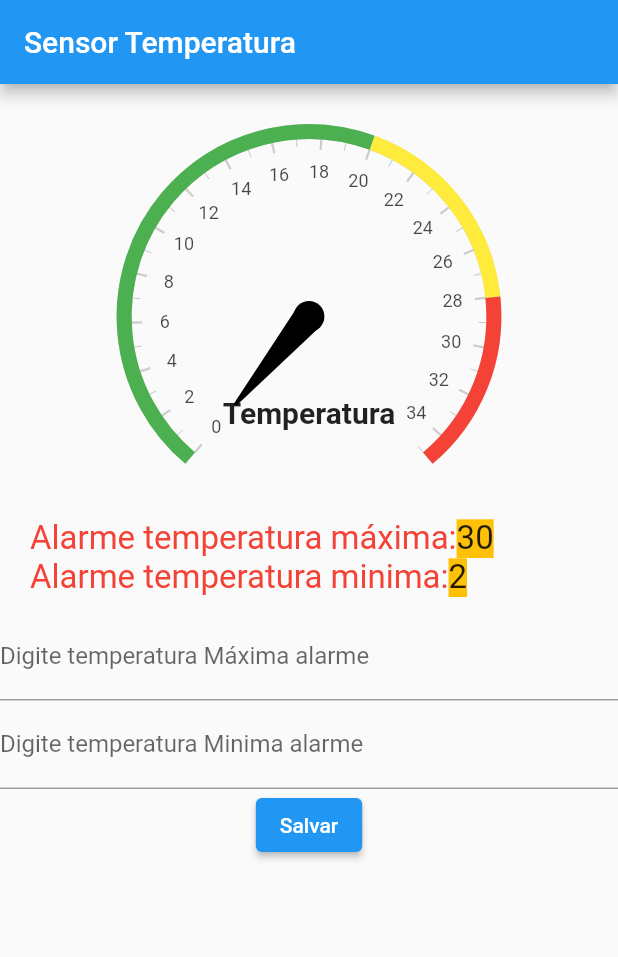
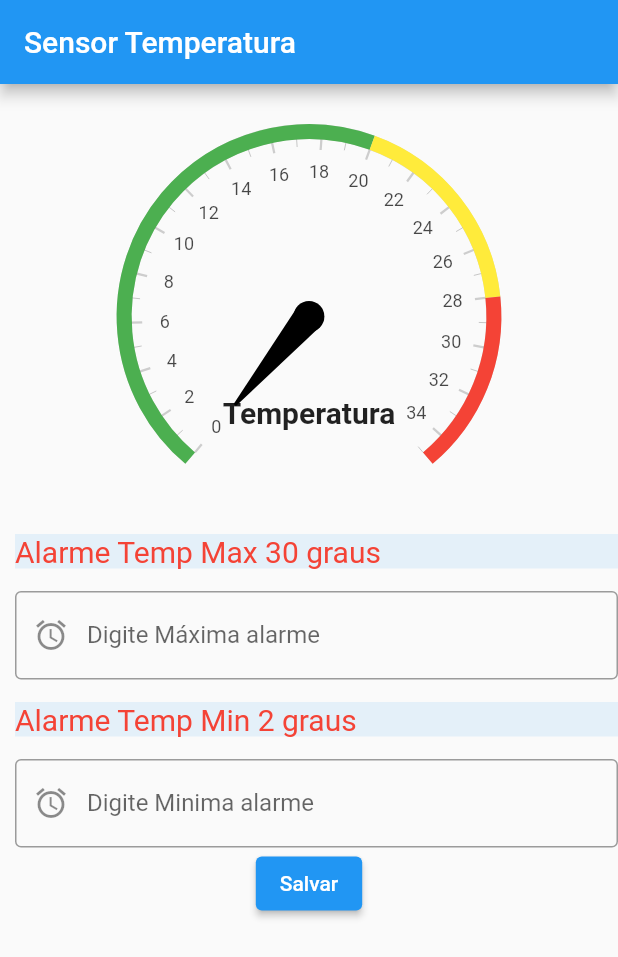
Before and after one commit to cyberbex/injecao_dependencias, a Flutter app: the screen it shows after launch, on a phone screen of 412 x 824 dp. Shown: the top 957 px of the screen. Run offline on Flutter 3.47's test engine with Material 2 defaults, Android fonts, the phone set to English and light mode, and no system bars; drawn by our look-alikes of syncfusion_flutter_gauges; our stand-ins replace get_it; network calls fail.

Commit message:
vai que vai

```diff
--- a/lib/pages/gauge_temp.dart
+++ b/lib/pages/gauge_temp.dart
@@ -17,6 +17,7 @@ class _GaugeTempState extends State<GaugeTemp> {
   late Timer _timer;
   TextEditingController tempMaxEditingController = TextEditingController();
   TextEditingController tempMinEditingController = TextEditingController();
+  final _form = GlobalKey<FormState>();
 
   @override
   void initState() {
@@ -137,46 +138,88 @@ class _GaugeTempState extends State<GaugeTemp> {
                 padding: EdgeInsets.only(top: 20),
               ),
               _tempGauge(sessionManager.rqHttp?.temperatura),
-              Row(
+              const Padding(padding: EdgeInsets.only(top: 10)),
+              Container(
+                margin: const EdgeInsets.only(left: 10),
+                child: Form(
+                    child: Column(
                   children: [
-                  const Padding(padding: EdgeInsets.all(10)),
-                  const Text(
-                    "Alarme temperatura máxima:",
-                    style: TextStyle(fontSize: 22, color: Colors.red),
+                    SizedBox(
+                      width: MediaQuery.of(context).size.width,
+                      child: Container(
+                        //alignment: Alignment.center,
+                        decoration:
+                            BoxDecoration(color: Colors.blue.withOpacity(0.1)),
+                        child: Text(
+                          'Alarme Temp Max ${sessionManager.crtAlarme?.tempMaxAlarme} graus',
+                          style:
+                              const TextStyle(fontSize: 20, color: Colors.red),
                         ),
-                  Text(
-                    '${sessionManager.crtAlarme!.tempMaxAlarme} ',
-                    style: const TextStyle(
-                        fontSize: 22, backgroundColor: Colors.amber),
                       ),
-                ],
                     ),
-              Row(
-                children: [
-                  const Padding(padding: EdgeInsets.all(10)),
-                  const Text(
-                    "Alarme temperatura minima:",
-                    style: TextStyle(fontSize: 22, color: Colors.red),
-                  ),
-                  Text(
-                    '${sessionManager.crtAlarme!.tempMinAlarme} ',
-                    style: const TextStyle(
-                        fontSize: 22, backgroundColor: Colors.amber),
-                  ),
-                ],
-              ),
-              const Padding(padding: EdgeInsets.only(top: 10)),
-              TextField(
+                    const Padding(padding: EdgeInsets.only(bottom: 15)),
+                    TextFormField(
+                      key: _form,
                       controller: tempMaxEditingController,
                       keyboardType: TextInputType.number,
                       decoration: const InputDecoration(
-                    labelText: "Digite temperatura Máxima alarme"),
+                        border: OutlineInputBorder(),
+                        labelText: "Digite Máxima alarme",
+                        prefixIcon: Icon(Icons.access_alarm),
+                        suffix: Text(
+                          'graus',
+                          style: TextStyle(fontSize: 14),
                         ),
-              TextField(
+                      ),
+                      validator: (value) {
+                        if (value!.isEmpty) {
+                          return 'Informe um valor de temperatura minima entre 0 e 40';
+                        } else if (double.parse(value) >= 0 &&
+                            double.parse(value) <= 40) {
+                          return 'valor fora de range!!';
+                        }
+                        return null;
+                      },
+                    ),
+                    const Padding(padding: EdgeInsets.only(bottom: 15)),
+                    SizedBox(
+                      width: MediaQuery.of(context).size.width,
+                      child: Container(
+                        //alignment: Alignment.center,
+                        decoration:
+                            BoxDecoration(color: Colors.blue.withOpacity(0.1)),
+                        child: Text(
+                          'Alarme Temp Min ${sessionManager.crtAlarme?.tempMinAlarme} graus',
+                          style:
+                              const TextStyle(fontSize: 20, color: Colors.red),
+                        ),
+                      ),
+                    ),
+                    const Padding(padding: EdgeInsets.only(bottom: 15)),
+                    TextFormField(
                       controller: tempMinEditingController,
                       keyboardType: TextInputType.number,
                       decoration: const InputDecoration(
-                    labelText: "Digite temperatura Minima alarme"),
+                        border: OutlineInputBorder(),
+                        labelText: "Digite Minima alarme",
+                        prefixIcon: Icon(Icons.access_alarm),
+                        suffix: Text(
+                          'graus',
+                          style: TextStyle(fontSize: 14),
+                        ),
+                      ),
+                      validator: (value) {
+                        if (value!.isEmpty) {
+                          return 'Informe um valor de temperatura máxima entre 0 e 40';
+                        } else if (double.parse(value) >= 0 &&
+                            double.parse(value) <= 40) {
+                          return 'valor fora de range!!';
+                        }
+                        return null;
+                      },
+                    ),
+                  ],
+                )),
               ),
               ElevatedButton(
                 onPressed: () {
```
Lines whose indentation alone changed are shown as unchanged.
